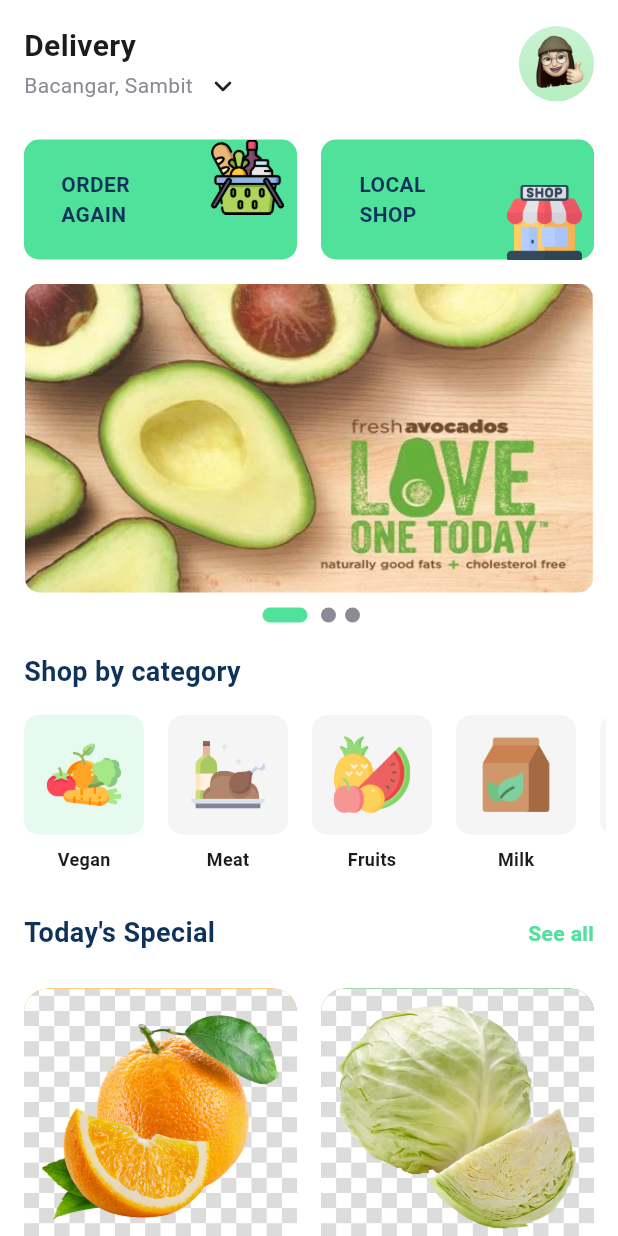
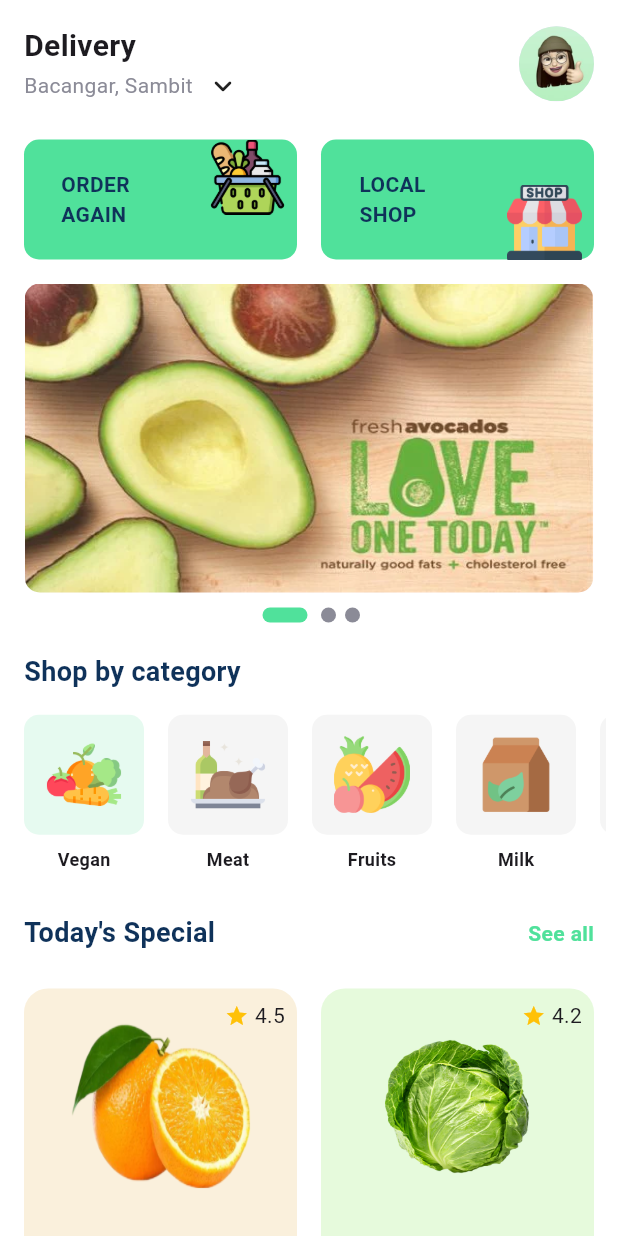
Before and after one commit to devtvas/flutter_challenge_bento, a Flutter app: the HomePage screen opened by its route, on a phone screen of 412 x 824 dp. Run offline on Flutter 3.47's test engine with Material 3 defaults, Android fonts, the light colour scheme and no system bars; drawn by our look-alikes of carousel_slider; our stand-ins replace awesome_bottom_bar, bloc, cached_network_image, dartz, equatable, flutter_bloc and 3 more.

Commit message:
bloc - card today sp concluded

```diff
--- a/lib/app/presentation/home/pages/home_page.dart
+++ b/lib/app/presentation/home/pages/home_page.dart
@@ -433,7 +433,7 @@
           4.5, // Adicionei um valor de rating, já que não estava nos dados originais
       description: "Fresh and crispy orange",
       price: 5.99, // Convertido para centavos para usar int
-      color: Colors.orange,
+      color: AppColors.tSBackgroundOrange,
     ),
     TodaySpecialOffer(
       name: "Green Cabbage",
@@ -441,7 +441,7 @@
       rating: 4.2, // Valor de rating arbitrário
       description: "Whole long-life cabbage",
       price: 6.90, // Convertido para centavos
-      color: Colors.green,
+      color: AppColors.tSBackgroundGreen,
     ),
     TodaySpecialOffer(
       name: "Red Berry",
@@ -449,7 +449,7 @@
       rating: 4.7, // Valor de rating arbitrário
       description: "Whole long-life berry",
       price: 6.85, // Convertido para centavos
-      color: Colors.red,
+      color: AppColors.tSBackgroundRed,
     ),
     TodaySpecialOffer(
       name: "Organic Lemon",
@@ -457,7 +457,7 @@
       rating: 4.3, // Valor de rating arbitrário
       description: "Fresh and crispy lemon",
       price: 7.99, // Convertido para centavos
-      color: Colors.yellow,
+      color: AppColors.tSBackgroundYellow,
     ),
   ];
 
--- a/lib/app/presentation/home/widgets/today_special_item.dart
+++ b/lib/app/presentation/home/widgets/today_special_item.dart
@@ -1,5 +1,6 @@
 import 'package:flutter/material.dart';
 import 'package:flutter_challenge_bento/app/data/models/today_special_model.dart';
+import 'package:flutter_challenge_bento/app/shared/constants/app_colors.dart';
 
 class TodaySpecialItem extends StatelessWidget {
   final TodaySpecialOffer offer;
@@ -24,36 +25,116 @@
         //   ),
         // ],
       ),
+      child: Stack(
+        children: [
+          // Imagem de fundo
+          Positioned(
+            bottom: 90,
+            left: 30,
+            right: 30,
+            top: 20,
+            child: Image.asset(
+              offer.image, // Substitua pela URL real da imagem
+              fit: BoxFit.fill,
+            ),
+          ),
+
+          Padding(
+            padding: const EdgeInsets.all(8.0),
+            child: Row(
+              mainAxisAlignment: MainAxisAlignment.end,
+              children: [
+                const Icon(Icons.star, color: Colors.amber, size: 16),
+                const SizedBox(width: 4),
+                Text(offer.rating.toString()),
+              ],
+            ),
+          ),
+
+          // Informações do produto
+          Positioned(
+            bottom: 0,
+            left: 0,
+            right: 0,
+            child: Padding(
+              padding: const EdgeInsets.all(8.0),
+              child: Container(
+                decoration: BoxDecoration(
+                  color: Colors.white.withOpacity(0.8),
+                  borderRadius: const BorderRadius.all(Radius.circular(10)),
+                ),
                 child: Column(
                   crossAxisAlignment: CrossAxisAlignment.start,
                   children: [
-          Expanded(
-            child: ClipRRect(
-              borderRadius: BorderRadius.vertical(top: Radius.circular(16)),
-              child: Image.asset(
-                offer.image,
-                fit: BoxFit.cover,
-                width: double.infinity,
+                    Padding(
+                      padding: const EdgeInsets.symmetric(horizontal: 8.0),
+                      child: Text(
+                        offer.name,
+                        style: const TextStyle(
+                          fontWeight: FontWeight.bold,
+                          color: AppColors.secondary,
                         ),
                       ),
                     ),
+                    const SizedBox(height: 4),
+                    // ignore: prefer_const_constructors
+                    Row(
+                      mainAxisAlignment: MainAxisAlignment.spaceBetween,
+                      children: [
                         Padding(
-            padding: const EdgeInsets.all(8.0),
-            child: Column(
-              crossAxisAlignment: CrossAxisAlignment.start,
-              children: [
-                Text(
-                  offer.name,
-                  style: TextStyle(fontWeight: FontWeight.bold),
+                          padding: const EdgeInsets.only(
+                              top: 0, bottom: 8, right: 8, left: 8),
+                          child: Text(
+                            '\$${(offer.price).toStringAsFixed(2)}',
+                            style: const TextStyle(
+                              fontWeight: FontWeight.bold,
+                              color: AppColors.secondary,
                             ),
-                Row(
-                  children: [
-                    Icon(Icons.star, color: Colors.amber, size: 16),
-                    SizedBox(width: 4),
-                    Text(offer.rating.toString()),
+                          ),
+                        ),
+                        // Row(
+                        //   children: [
+                        //     Icon(Icons.star, color: Colors.amber, size: 16),
+                        //     Text('4.5'),
+                        //   ],
+                        // ),
                       ],
                     ),
                   ],
+                ),
+              ),
+            ),
+          ),
+
+          // Botão de adicionar
+          Positioned(
+            bottom: 10,
+            left: 155,
+            right: 10,
+            top: 210,
+            child: Container(
+              decoration: const BoxDecoration(
+                color: AppColors.primaryLigth,
+                borderRadius: BorderRadius.only(
+                  topLeft: Radius.circular(10),
+                  topRight: Radius.circular(0),
+                  bottomLeft: Radius.circular(0),
+                  bottomRight: Radius.circular(10),
+                ),
+              ),
+            ),
+          ),
+
+          Positioned(
+            bottom: 10,
+            left: 150,
+            right: 10,
+            top: 205,
+            child: IconButton(
+              icon: const Icon(Icons.add, color: Colors.black),
+              onPressed: () {
+                // Adicionar lógica para adicionar o produto
+              },
             ),
           ),
         ],
--- a/lib/app/shared/constants/app_colors.dart
+++ b/lib/app/shared/constants/app_colors.dart
@@ -27,5 +27,6 @@
   // Today Special colors
   static const Color tSBackgroundOrange = Color(0xFFFAF0DC);
   static const Color tSBackgroundGreen = Color(0xFFE6FADC);
-  static const Color todaySpecialText = Color(0xFF50E19B);
+  static const Color tSBackgroundRed = Color(0xFFFFF0F3);
+  static const Color tSBackgroundYellow = Color(0xFFFEFBE1);
 }
```
Also changed, not shown: assets/images/today_special1.png, assets/images/today_special2.png, assets/images/today_special3.png, assets/images/today_special4.png, 1 other file. Lines whose indentation alone changed are shown as unchanged.
